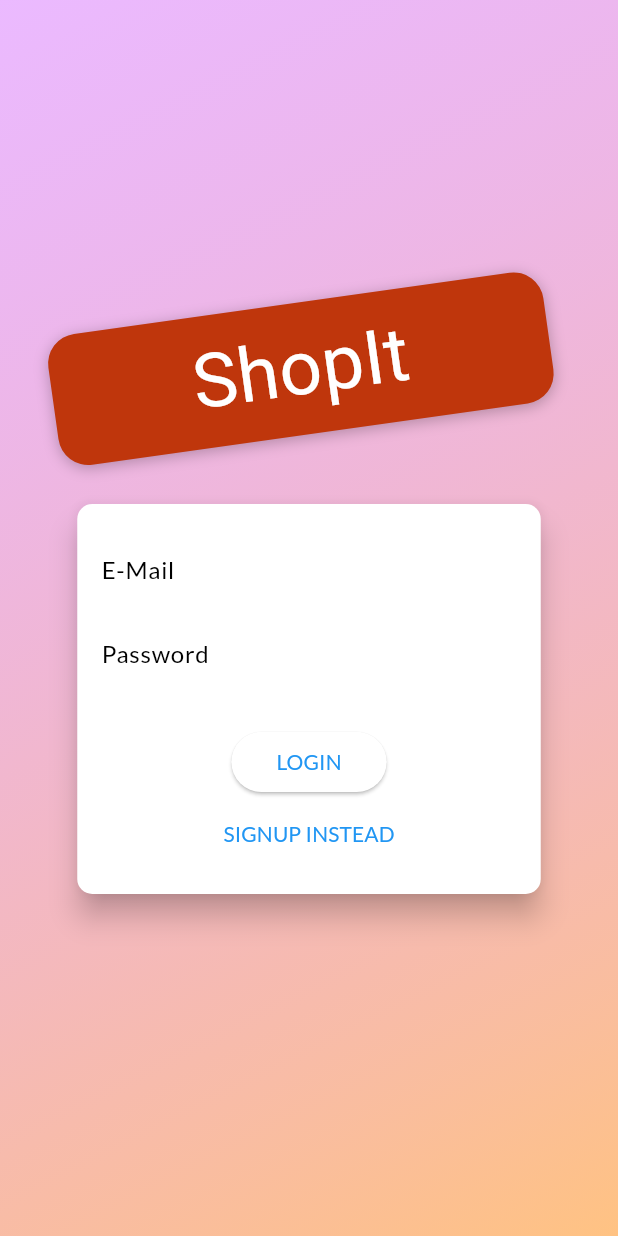
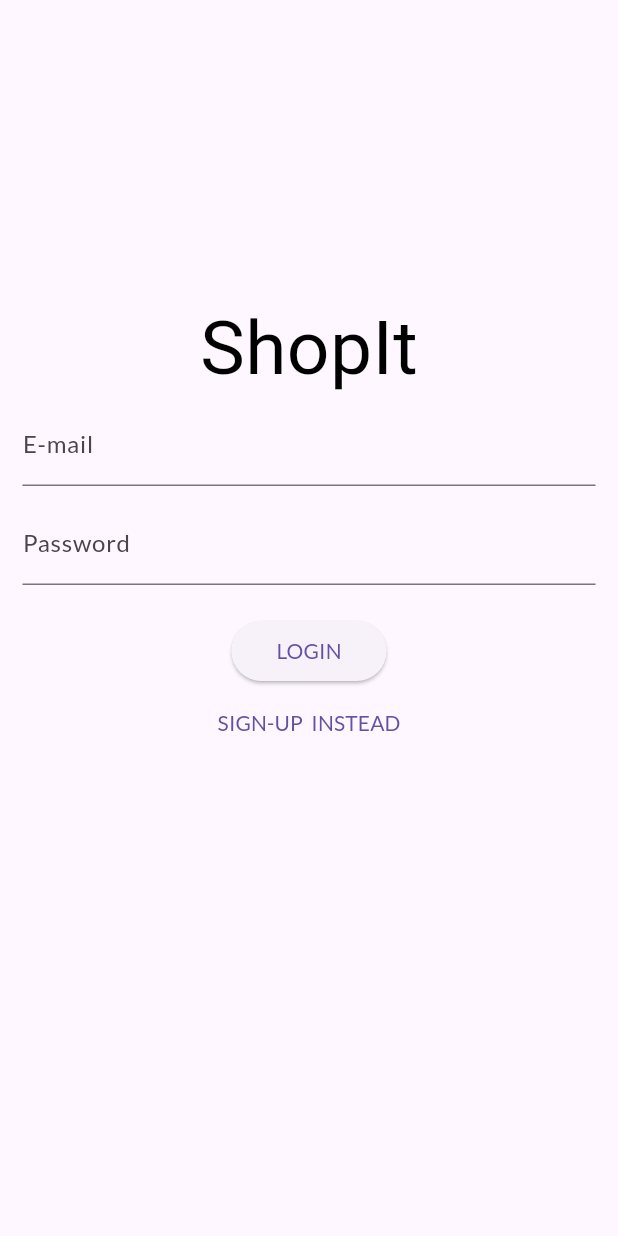
Before and after one commit to KingBetse/shopIT, a Flutter app: the screen it shows after launch, on a phone screen of 412 x 824 dp. Run offline on Flutter 3.47's test engine with Material 3 defaults, Android fonts, the light colour scheme and no system bars; Roboto replaces fonts that are missing (Anton).

Commit message:
UI and Diss

```diff
--- a/lib/main.dart
+++ b/lib/main.dart
@@ -34,27 +34,41 @@ class _MyAppState extends State<MyApp> {
         ChangeNotifierProvider(
           create: (context) => Auth(),
         ),
-          ChangeNotifierProvider(
-            create: (context) => Products(),
+        ChangeNotifierProxyProvider<Auth, Products>(
+          create: (ctx) => Products('', '', []),
+          update: (context, auth, previousProducts) => Products(
+            auth.token.toString(),
+            auth.userId.toString(),
+            previousProducts == null ? [] : previousProducts.Items,
+          ),
+          // create: (context) => Products(),
+          // )
         ),
         ChangeNotifierProvider(
           create: (context) => Cart(),
         ),
-          ChangeNotifierProvider(
-            create: (contex) => Orders(),
+        ChangeNotifierProxyProvider<Auth, Orders>(
+          create: (contex) => Orders('', '', []),
+          update: (context, value, previous) => Orders(
+            value.token.toString(),
+            value.userId.toString(),
+            previous == null ? [] : previous.orders,
+          ),
         ),
         ChangeNotifierProvider(
           create: (contex) => OrderItem(
               id: '', amount: 0, product: [], daeTime: DateTime.now()),
         ),
       ],
-        child: MaterialApp(
+      child: Consumer<Auth>(
+        builder: (ctx, auth, _) => MaterialApp(
           title: 'MyShop',
           theme: ThemeData(
             fontFamily: "Lato",
-              colorScheme: ColorScheme.fromSwatch(primarySwatch: Colors.blue)
-                  .copyWith(secondary: Colors.deepOrange)),
-          home: AuthScreen(),
+            // colorScheme: ColorScheme.fromSwatch(primarySwatch: Colors.blue)
+            //     .copyWith(secondary: Colors.deepOrange)),
+          ),
+          home: auth.isAuth ? MyHomePage() : AuthScreen(),
           routes: {
             Product_detail.routeName: (context) => const Product_detail(),
             Cart_Screen.routeName: (context) => const Cart_Screen(),
@@ -62,7 +76,9 @@ class _MyAppState extends State<MyApp> {
             UserProduct.routeName: (context) => const UserProduct(),
             Edit_Screen.routename: (context) => const Edit_Screen(),
           },
-        ));
+        ),
+      ),
+    );
   }
 }
 
--- a/lib/provider/auth.dart
+++ b/lib/provider/auth.dart
@@ -7,6 +7,23 @@ class Auth with ChangeNotifier {
   String? _token;
   DateTime? _expiryDate;
   String? _userId;
+
+  bool get isAuth {
+    return token != null;
+  }
+
+  String? get token {
+    if (_expiryDate != null &&
+        _expiryDate!.isAfter(DateTime.now()) &&
+        _token != null) {
+      return _token;
+    }
+    return null;
+  }
+
+  String? get userId {
+    return _userId;
+  }
 
   Future<void> _authenticate(
       String email, String password, String urlSegment) async {
@@ -29,6 +46,18 @@ class Auth with ChangeNotifier {
       if (responseData['error'] != null) {
         throw HttpException(responseData['error']['message']);
       }
+      _token = responseData['idToken'];
+      // print(_token);
+      _expiryDate = DateTime.now().add(
+        Duration(
+          seconds: int.parse(
+            responseData['expiresIn'],
+          ),
+        ),
+      );
+      print(_expiryDate);
+      _userId = responseData['localId'];
+      notifyListeners();
     } catch (error) {
       throw error;
     }
@@ -50,6 +79,16 @@ class Auth with ChangeNotifier {
       if (responseData['error'] != null) {
         throw HttpException(responseData['error']['message']);
       }
+      _token = responseData['idToken'];
+      _expiryDate = DateTime.now().add(
+        Duration(
+          seconds: int.parse(
+            responseData['expiresIn'],
+          ),
+        ),
+      );
+      _userId = responseData['localId'];
+      notifyListeners();
     } catch (error) {
       throw error;
     }
@@ -70,4 +109,11 @@ class Auth with ChangeNotifier {
     //     }));
     return _authenticate(email, password, "verifyPassword");
   }
+
+  void logOut() {
+    _token = null;
+    _userId = null;
+    _expiryDate = null;
+    notifyListeners();
+  }
 }
--- a/lib/provider/order.dart
+++ b/lib/provider/order.dart
@@ -19,14 +19,17 @@ class OrderItem with ChangeNotifier {
 
 class Orders with ChangeNotifier {
   List<OrderItem> orders = [];
+  final String authToken;
+  final String userId;
 
+  Orders(this.authToken, this.userId, this.orders);
   List<OrderItem> get order {
     return [...orders];
   }
 
   Future<void> addOrder(List<CartItem> cartProducts, double total) async {
     var url = Uri.parse(
-        'https://shopit-a52e1-default-rtdb.firebaseio.com/order.json');
+        'https://shopit-a52e1-default-rtdb.firebaseio.com/order/$userId.json?auth=$authToken');
     final timeStamp = DateTime.now();
     try {
       final response = await http.post(
@@ -63,7 +66,7 @@ class Orders with ChangeNotifier {
 
   Future<void> fetchOrder() async {
     var url = Uri.parse(
-        'https://shopit-a52e1-default-rtdb.firebaseio.com/order.json');
+        'https://shopit-a52e1-default-rtdb.firebaseio.com/order/$userId.json?auth=$authToken');
 
     try {
       final response = await http.get(url);
--- a/lib/screen/auth_screen.dart
+++ b/lib/screen/auth_screen.dart
@@ -17,23 +17,25 @@ class AuthScreen extends StatelessWidget {
     // transformConfig.translate(-10.0);
     return Scaffold(
       // resizeToAvoidBottomInset: false,
-      body: Stack(
+      body: SafeArea(
+        child: Stack(
           children: <Widget>[
+            // Container(
+            //   decoration: BoxDecoration(
+            //     gradient: LinearGradient(
+            //       colors: [
+            //         Color.fromRGBO(215, 117, 255, 1).withOpacity(0.5),
+            //         Color.fromRGBO(255, 188, 117, 1).withOpacity(0.9),
+            //       ],
+            //       begin: Alignment.topLeft,
+            //       end: Alignment.bottomRight,
+            //       stops: [0, 1],
+            //     ),
+            //   ),
+            // ),
+            // SingleChildScrollView(
+            //   child:
             Container(
-            decoration: BoxDecoration(
-              gradient: LinearGradient(
-                colors: [
-                  Color.fromRGBO(215, 117, 255, 1).withOpacity(0.5),
-                  Color.fromRGBO(255, 188, 117, 1).withOpacity(0.9),
-                ],
-                begin: Alignment.topLeft,
-                end: Alignment.bottomRight,
-                stops: [0, 1],
-              ),
-            ),
-          ),
-          SingleChildScrollView(
-            child: Container(
               height: deviceSize.height,
               width: deviceSize.width,
               child: Column(
@@ -42,27 +44,27 @@ class AuthScreen extends StatelessWidget {
                 children: <Widget>[
                   Flexible(
                     child: Container(
-                      margin: EdgeInsets.only(bottom: 20.0),
-                      padding:
-                          EdgeInsets.symmetric(vertical: 8.0, horizontal: 94.0),
-                      transform: Matrix4.rotationZ(-8 * pi / 180)
-                        ..translate(-10.0),
+                      // margin: EdgeInsets.only(bottom: 20.0),
+                      // padding:
+                      //     EdgeInsets.symmetric(vertical: 8.0, horizontal: 94.0),
+                      // transform: Matrix4.rotationZ(-8 * pi / 180)
+                      //   ..translate(-10.0),
                       // ..translate(-10.0),
-                      decoration: BoxDecoration(
-                        borderRadius: BorderRadius.circular(20),
-                        color: Colors.deepOrange.shade900,
-                        boxShadow: [
-                          BoxShadow(
-                            blurRadius: 8,
-                            color: Colors.black26,
-                            offset: Offset(0, 2),
-                          )
-                        ],
-                      ),
+                      // decoration: BoxDecoration(
+                      //   borderRadius: BorderRadius.circular(20),
+                      //   color: Colors.deepOrange.shade900,
+                      //   boxShadow: [
+                      //     BoxShadow(
+                      //       blurRadius: 8,
+                      //       color: Colors.black26,
+                      //       offset: Offset(0, 2),
+                      //     )
+                      //   ],
+                      // ),
                       child: Text(
                         'ShopIt',
                         style: TextStyle(
-                          color: Theme.of(context).canvasColor,
+                          color: Colors.black,
                           fontSize: 50,
                           fontFamily: 'Anton',
                           fontWeight: FontWeight.normal,
@@ -77,8 +79,9 @@ class AuthScreen extends StatelessWidget {
                 ],
               ),
             ),
+            // ),
+          ],
         ),
-        ],
       ),
     );
   }
@@ -177,24 +180,29 @@ class _AuthCardState extends State<AuthCard> {
   @override
   Widget build(BuildContext context) {
     final deviceSize = MediaQuery.of(context).size;
-    return Card(
-      shape: RoundedRectangleBorder(
-        borderRadius: BorderRadius.circular(10.0),
-      ),
-      elevation: 8.0,
-      child: Container(
-        height: _authMode == AuthMode.Signup ? 320 : 260,
-        constraints:
-            BoxConstraints(minHeight: _authMode == AuthMode.Signup ? 320 : 260),
-        width: deviceSize.width * 0.75,
-        padding: EdgeInsets.all(16.0),
+    // return Card(
+    //   shape: RoundedRectangleBorder(
+    //     borderRadius: BorderRadius.circular(10.0),
+    //   ),
+    //   elevation: 8.0,
+    // child: Container(
+    // height: _authMode == AuthMode.Signup ? 420 : 360,
+    // constraints:
+    // BoxConstraints(minHeight: _authMode == AuthMode.Signup ? 320 : 260),
+    // width: deviceSize.width * 1,
+    // padding: EdgeInsets.all(16.0),
+    // child:
+    return Container(
+      // decoration: BoxDecoration(color: ),
+      height: _authMode == AuthMode.Signup ? 520 : 360,
       child: Form(
         key: _formKey,
-          child: SingleChildScrollView(
         child: Column(
           children: <Widget>[
-                TextFormField(
-                  decoration: InputDecoration(labelText: 'E-Mail'),
+            Padding(
+              padding: const EdgeInsets.symmetric(horizontal: 15, vertical: 0),
+              child: TextFormField(
+                decoration: InputDecoration(labelText: 'E-mail'),
                 keyboardType: TextInputType.emailAddress,
                 validator: (value) {
                   if (value!.isEmpty || !value.contains('@')) {
@@ -206,7 +214,13 @@ class _AuthCardState extends State<AuthCard> {
                   _authData['email'] = value!;
                 },
               ),
-                TextFormField(
+            ),
+            const SizedBox(
+              height: 10,
+            ),
+            Padding(
+              padding: const EdgeInsets.symmetric(horizontal: 15),
+              child: TextFormField(
                 decoration: InputDecoration(labelText: 'Password'),
                 obscureText: true,
                 controller: _passwordController,
@@ -219,8 +233,11 @@ class _AuthCardState extends State<AuthCard> {
                   _authData['password'] = value!;
                 },
               ),
+            ),
             if (_authMode == AuthMode.Signup)
-                  TextFormField(
+              Padding(
+                padding: const EdgeInsets.symmetric(horizontal: 15),
+                child: TextFormField(
                   enabled: _authMode == AuthMode.Signup,
                   decoration: InputDecoration(labelText: 'Confirm Password'),
                   obscureText: true,
@@ -231,6 +248,7 @@ class _AuthCardState extends State<AuthCard> {
                           }
                         }
                       : null,
+                ),
               ),
             SizedBox(
               height: 20,
@@ -259,8 +277,7 @@ class _AuthCardState extends State<AuthCard> {
                   padding:
                       EdgeInsets.symmetric(horizontal: 30.0, vertical: 8.0),
                 ),
-                    child:
-                        Text(_authMode == AuthMode.Login ? 'LOGIN' : 'SIGN UP'),
+                child: Text(_authMode == AuthMode.Login ? 'LOGIN' : 'SIGN UP'),
               ),
 
             // TextButton(
@@ -274,19 +291,16 @@ class _AuthCardState extends State<AuthCard> {
             TextButton(
               onPressed: _switchAuthMode,
               style: TextButton.styleFrom(
-                    padding:
-                        EdgeInsets.symmetric(horizontal: 30.0, vertical: 4),
-                    primary: Theme.of(context).primaryColor,
+                padding: EdgeInsets.symmetric(horizontal: 30.0, vertical: 4),
+                // primary: Theme.of(context).primaryColor,
               ),
               child: Text(
-                    '${_authMode == AuthMode.Login ? 'SIGNUP' : 'LOGIN'} INSTEAD',
+                '${_authMode == AuthMode.Login ? 'SIGN-UP ' : 'LOGIN '} INSTEAD',
               ),
             )
           ],
         ),
       ),
-        ),
-      ),
     );
   }
 }
--- a/lib/widgets/product_item.dart
+++ b/lib/widgets/product_item.dart
@@ -5,6 +5,7 @@ import 'package:shop_it/provider/cart.dart';
 import 'package:shop_it/provider/product.dart';
 import 'package:shop_it/provider/products.dart';
 import 'package:shop_it/screen/product_detail.dart';
+import '../provider/auth.dart';
 
 class Product_item extends StatelessWidget {
   final bool showFav;
@@ -18,6 +19,7 @@ class Product_item extends StatelessWidget {
     final productsData = Provider.of<Products>(context, listen: false);
     final productContainer = Provider.of<Product>(context, listen: false);
     final cart = Provider.of<Cart>(context);
+    final authData = Provider.of<Auth>(context, listen: false);
     final products = productsData.Items;
     return ClipRRect(
       borderRadius: BorderRadius.circular(10),
@@ -31,7 +33,8 @@ class Product_item extends StatelessWidget {
                 color: Colors.red,
               ),
               onPressed: () {
-                products.toggleFavoriteStatus();
+                products.toggleFavoriteStatus(
+                    authData.token.toString(), authData.userId.toString());
               },
             ),
           ),
```
Also changed, not shown: lib/provider/product.dart (+23 -1 lines), lib/provider/products.dart (+21 -6 lines), lib/screen/cart_screen.dart (+6 -3 lines), lib/screen/editScreen.dart (+24 -22 lines), lib/screen/user_product.dart (+14 -8 lines), lib/tabScreen.dart (+16 -0 lines), 2 other files. Lines whose indentation alone changed are shown as unchanged.
